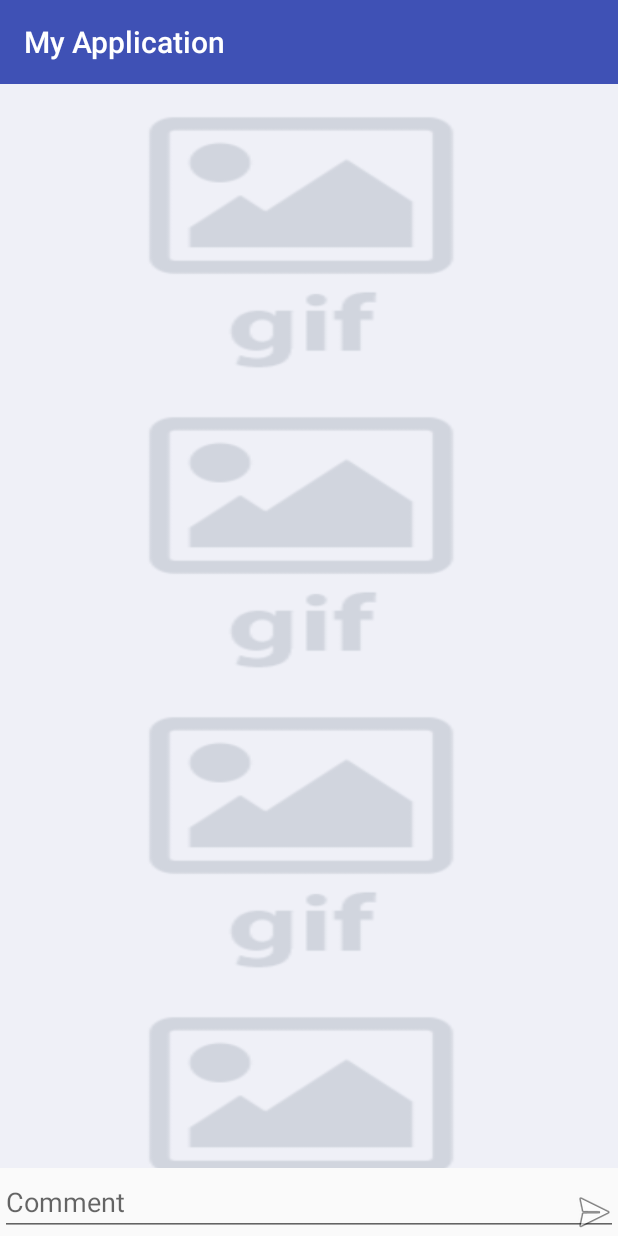
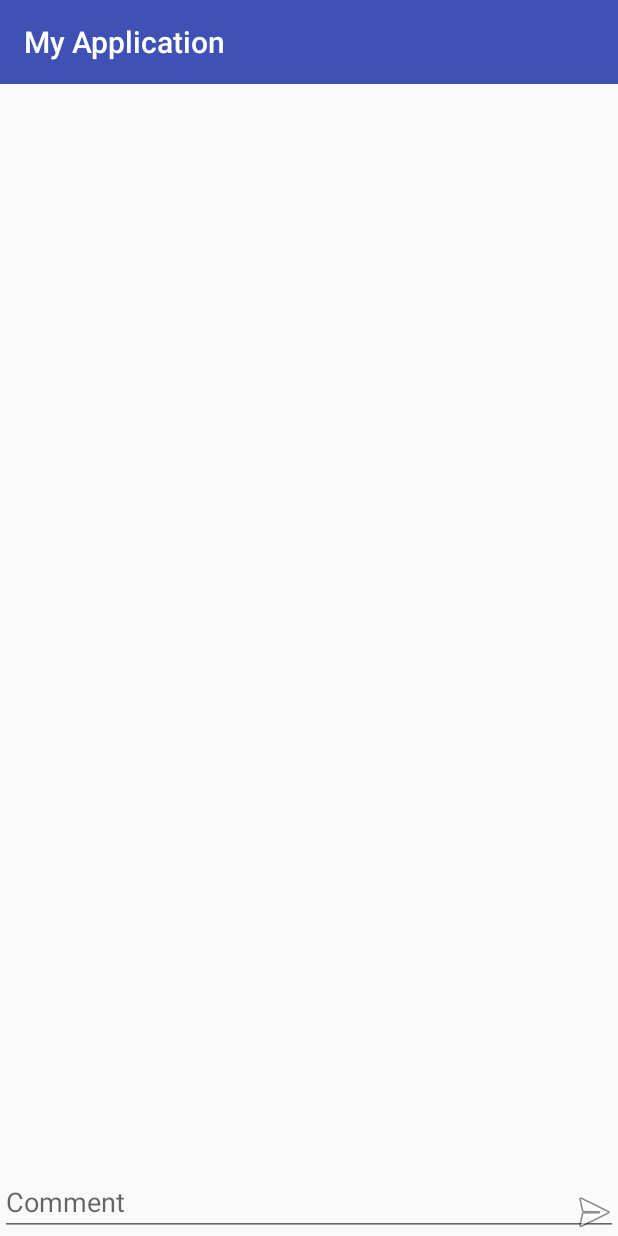
Before and after one commit to isaaclzq/gif, an Android app: the screen it shows after launch (MainActivity), on a phone screen of 412 x 824 dp. Run offline under Robolectric (Android 15) with nearby library versions, the phone set to English and light mode, and no system bars; our stand-ins replace ButterKnife.

Commit message:
update keyboard

```diff
--- a/app/src/main/java/com/example/pixdev32/myapplication/MainActivity.java
+++ b/app/src/main/java/com/example/pixdev32/myapplication/MainActivity.java
@@ -5,6 +5,7 @@ import android.support.v7.app.AppCompatActivity;
 import android.os.Bundle;
 import android.support.v7.widget.LinearLayoutManager;
 import android.support.v7.widget.RecyclerView;
+import android.view.View;
 import android.widget.EditText;
 import android.widget.ImageButton;
 
@@ -18,28 +19,7 @@ import butterknife.BindView;
 import butterknife.ButterKnife;
 import butterknife.Unbinder;
 
-public class MainActivity extends AppCompatActivity {
-
-//    @BindView(R.id.img_gif1)
-//    ImageView mGif1;
-//
-//    @BindView(R.id.img_gif2)
-//    ImageView mGif2;
-//
-//    @BindView(R.id.img_gif3)
-//    ImageView mGif3;
-//
-//    @BindView(R.id.img_gif4)
-//    ImageView mGif4;
-//
-//    @BindView(R.id.img_gif5)
-//    ImageView mGif5;
-//
-//    @BindView(R.id.img_gif6)
-//    ImageView mGif6;
-
-//    @BindView(R.id.img_gif7)
-//    GifImageViewBase mGif7;
+public class MainActivity extends AppCompatActivity implements View.OnClickListener{
 
     @BindView(R.id.gif_recycler)
     RecyclerView mRecycler;
@@ -52,6 +32,7 @@ public class MainActivity extends AppCompatActivity {
 
     private Unbinder mUnbinder;
     private List gifList;
+    private RecyclerView.Adapter adapter;
 
     @Override
     protected void onCreate(Bundle savedInstanceState) {
@@ -60,15 +41,11 @@ public class MainActivity extends AppCompatActivity {
         setContentView(R.layout.activity_main);
         mUnbinder = ButterKnife.bind(this);
 
+        adapter = getAdapterV2();
+        mRecycler.setAdapter(adapter);
+        mRecycler.setLayoutManager(new LinearLayoutManager(this, LinearLayoutManager.VERTICAL, false));
 
-
-//        mRecycler.setAdapter(getAdapterForNetworkGif());
-        mRecycler.setAdapter(getAdapterV2());
-        mRecycler.setLayoutManager(new LinearLayoutManager(this, LinearLayoutManager.VERTICAL, false));
-//        initViewWithGifDecoder();
-
-//        initViewWithCustomView();
-//        initViewWithGlide();
+        post.setOnClickListener(this);
     }
 
     private GifAdapter getAdapterForLocalGif() {
@@ -126,31 +103,27 @@ public class MainActivity extends AppCompatActivity {
     private GifAdapterV2 getAdapterV2() {
         Resources res = getResources();
         String[] urls = res.getStringArray(R.array.urls);
-        gifList = Arrays.asList(urls);
+        gifList = new ArrayList();
 
         return new GifAdapterV2(this, gifList);
     }
-
-//    private void initViewWithCustomView() {
-//        setContentView(R.layout.activity_main);
-//    }
-
-//    private void initViewWithGlide() {
-//        setContentView(R.layout.activity_gif);
-//
-//        mUnbinder = ButterKnife.bind(this);
-//
-//        Glide.with(this).load(R.drawable.clap).into(mGif1);
-//        Glide.with(this).load(R.drawable.shop).into(mGif2);
-//        Glide.with(this).load(R.drawable.tiger).into(mGif3);
-//        Glide.with(this).load(R.drawable.clap).into(mGif4);
-//        Glide.with(this).load(R.drawable.shop).into(mGif5);
-//        Glide.with(this).load(R.drawable.tiger).into(mGif6);
-//    }
 
     @Override
     protected void onDestroy() {
         mUnbinder.unbind();
         super.onDestroy();
     }
+
+    @Override
+    public void onClick(View v) {
+        String content = editText.getText().toString();
+        if (content == null || content.equals("")) {
+            return;
+        }
+
+        gifList.add(content);
+        adapter.notifyItemInserted(gifList.size()-1);
+
+        editText.setText("");
+    }
 }
--- a/app/src/main/res/values/strings.xml
+++ b/app/src/main/res/values/strings.xml
@@ -7,146 +7,146 @@
         <item>https://media.giphy.com/media/k2RYhEjB9THm8/giphy.gif</item>
         <item>https://media.giphy.com/media/S0SRH7in45I4w/giphy.gif</item>
 
-        <item>https://media.giphy.com/media/DQ7UyAWFlHNVm/giphy.gif</item>
-        <item>https://media.giphy.com/media/mlG1xkRbsubK/giphy.gif</item>
-        <item>https://media.giphy.com/media/oLWXdNKNlMdS8/giphy.gif</item>
-        <item>https://media.giphy.com/media/FsW0PLcddc0pUZWsjO/giphy.gif</item>
-        <item>https://media.giphy.com/media/6nuiJjOOQBBn2/giphy.gif</item>
+        <!--<item>https://media.giphy.com/media/DQ7UyAWFlHNVm/giphy.gif</item>-->
+        <!--<item>https://media.giphy.com/media/mlG1xkRbsubK/giphy.gif</item>-->
+        <!--<item>https://media.giphy.com/media/oLWXdNKNlMdS8/giphy.gif</item>-->
+        <!--<item>https://media.giphy.com/media/FsW0PLcddc0pUZWsjO/giphy.gif</item>-->
+        <!--<item>https://media.giphy.com/media/6nuiJjOOQBBn2/giphy.gif</item>-->
 
-        <item>https://media.giphy.com/media/g0yIdv98lVqsyNAqn7/giphy.gif</item>
-        <item>https://media.giphy.com/media/51Uiuy5QBZNkoF3b2Z/giphy.gif</item>
-        <item>https://media.giphy.com/media/3j9GJRoshVyidxgu2I/giphy.gif</item>
-        <item>https://media.giphy.com/media/R1l615trkp1cY/giphy.gif</item>
-        <item>https://media.giphy.com/media/l49JFxeMocd9UvqF2/giphy.gif</item>
+        <!--<item>https://media.giphy.com/media/g0yIdv98lVqsyNAqn7/giphy.gif</item>-->
+        <!--<item>https://media.giphy.com/media/51Uiuy5QBZNkoF3b2Z/giphy.gif</item>-->
+        <!--<item>https://media.giphy.com/media/3j9GJRoshVyidxgu2I/giphy.gif</item>-->
+        <!--<item>https://media.giphy.com/media/R1l615trkp1cY/giphy.gif</item>-->
+        <!--<item>https://media.giphy.com/media/l49JFxeMocd9UvqF2/giphy.gif</item>-->
 
-        <item>https://media.giphy.com/media/jJ56cJ4ZU1fTq/giphy.gif</item>
-        <item>https://media.giphy.com/media/YXiKyPpVq6fsLfXfl5/giphy.gif</item>
-        <item>https://media.giphy.com/media/X74MnD9SoBLhQ7r94s/giphy.gif</item>
-        <item>https://media.giphy.com/media/1kkxWqT5nvLXupUTwK/giphy.gif</item>
-        <item>https://media.giphy.com/media/lcySndwSDLxC4eOU86/giphy.gif</item>
+        <!--<item>https://media.giphy.com/media/jJ56cJ4ZU1fTq/giphy.gif</item>-->
+        <!--<item>https://media.giphy.com/media/YXiKyPpVq6fsLfXfl5/giphy.gif</item>-->
+        <!--<item>https://media.giphy.com/media/X74MnD9SoBLhQ7r94s/giphy.gif</item>-->
+        <!--<item>https://media.giphy.com/media/1kkxWqT5nvLXupUTwK/giphy.gif</item>-->
+        <!--<item>https://media.giphy.com/media/lcySndwSDLxC4eOU86/giphy.gif</item>-->
 
-        <item>https://media.giphy.com/media/l49JUTOrDOxaXA9KE/giphy.gif</item>
-        <item>https://media.giphy.com/media/JfDNFU1qOZna/giphy.gif</item>
-        <item>https://media.giphy.com/media/5T8tEJtCgvDuo/giphy.gif</item>
-        <item>https://media.giphy.com/media/RddAJiGxTPQFa/giphy.gif</item>
-        <item>https://media.giphy.com/media/1BCIlYHwJ3hu0/giphy.gif</item>
+        <!--<item>https://media.giphy.com/media/l49JUTOrDOxaXA9KE/giphy.gif</item>-->
+        <!--<item>https://media.giphy.com/media/JfDNFU1qOZna/giphy.gif</item>-->
+        <!--<item>https://media.giphy.com/media/5T8tEJtCgvDuo/giphy.gif</item>-->
+        <!--<item>https://media.giphy.com/media/RddAJiGxTPQFa/giphy.gif</item>-->
+        <!--<item>https://media.giphy.com/media/1BCIlYHwJ3hu0/giphy.gif</item>-->
 
-        <item>https://media.giphy.com/media/bz7Lkscqm6mrK/giphy.gif</item>
-        <item>https://media.giphy.com/media/5PSPV1ucLX31u/giphy.gif</item>
-        <item>https://media.giphy.com/media/VOPK1BqsMEJRS/giphy.gif</item>
-        <item>https://media.giphy.com/media/o0vwzuFwCGAFO/giphy.gif</item>
-        <item>https://media.giphy.com/media/uSYQsJQWEv6O4/giphy.gif</item>
+        <!--<item>https://media.giphy.com/media/bz7Lkscqm6mrK/giphy.gif</item>-->
+        <!--<item>https://media.giphy.com/media/5PSPV1ucLX31u/giphy.gif</item>-->
+        <!--<item>https://media.giphy.com/media/VOPK1BqsMEJRS/giphy.gif</item>-->
+        <!--<item>https://media.giphy.com/media/o0vwzuFwCGAFO/giphy.gif</item>-->
+        <!--<item>https://media.giphy.com/media/uSYQsJQWEv6O4/giphy.gif</item>-->
 
-        <!--Duplicates start here-->
+        <!--&lt;!&ndash;Duplicates start here&ndash;&gt;-->
 
-        <item>https://media.giphy.com/media/CyRC2jhUo6nDy/giphy.gif</item>
-        <item>https://media.giphy.com/media/3o6ZtiqckeZGMHITQY/giphy.gif</item>
-        <item>https://media.giphy.com/media/OsOP6zRwxrnji/giphy.gif</item>
-        <item>https://media.giphy.com/media/k2RYhEjB9THm8/giphy.gif</item>
-        <item>https://media.giphy.com/media/S0SRH7in45I4w/giphy.gif</item>
+        <!--<item>https://media.giphy.com/media/CyRC2jhUo6nDy/giphy.gif</item>-->
+        <!--<item>https://media.giphy.com/media/3o6ZtiqckeZGMHITQY/giphy.gif</item>-->
+        <!--<item>https://media.giphy.com/media/OsOP6zRwxrnji/giphy.gif</item>-->
+        <!--<item>https://media.giphy.com/media/k2RYhEjB9THm8/giphy.gif</item>-->
+        <!--<item>https://media.giphy.com/media/S0SRH7in45I4w/giphy.gif</item>-->
 
-        <item>https://media.giphy.com/media/DQ7UyAWFlHNVm/giphy.gif</item>
-        <item>https://media.giphy.com/media/mlG1xkRbsubK/giphy.gif</item>
-        <item>https://media.giphy.com/media/oLWXdNKNlMdS8/giphy.gif</item>
-        <item>https://media.giphy.com/media/FsW0PLcddc0pUZWsjO/giphy.gif</item>
-        <item>https://media.giphy.com/media/6nuiJjOOQBBn2/giphy.gif</item>
+        <!--<item>https://media.giphy.com/media/DQ7UyAWFlHNVm/giphy.gif</item>-->
+        <!--<item>https://media.giphy.com/media/mlG1xkRbsubK/giphy.gif</item>-->
+        <!--<item>https://media.giphy.com/media/oLWXdNKNlMdS8/giphy.gif</item>-->
+        <!--<item>https://media.giphy.com/media/FsW0PLcddc0pUZWsjO/giphy.gif</item>-->
+        <!--<item>https://media.giphy.com/media/6nuiJjOOQBBn2/giphy.gif</item>-->
 
-        <item>https://media.giphy.com/media/g0yIdv98lVqsyNAqn7/giphy.gif</item>
-        <item>https://media.giphy.com/media/51Uiuy5QBZNkoF3b2Z/giphy.gif</item>
-        <item>https://media.giphy.com/media/3j9GJRoshVyidxgu2I/giphy.gif</item>
-        <item>https://media.giphy.com/media/R1l615trkp1cY/giphy.gif</item>
-        <item>https://media.giphy.com/media/l49JFxeMocd9UvqF2/giphy.gif</item>
+        <!--<item>https://media.giphy.com/media/g0yIdv98lVqsyNAqn7/giphy.gif</item>-->
+        <!--<item>https://media.giphy.com/media/51Uiuy5QBZNkoF3b2Z/giphy.gif</item>-->
+        <!--<item>https://media.giphy.com/media/3j9GJRoshVyidxgu2I/giphy.gif</item>-->
+        <!--<item>https://media.giphy.com/media/R1l615trkp1cY/giphy.gif</item>-->
+        <!--<item>https://media.giphy.com/media/l49JFxeMocd9UvqF2/giphy.gif</item>-->
 
-        <item>https://media.giphy.com/media/jJ56cJ4ZU1fTq/giphy.gif</item>
-        <item>https://media.giphy.com/media/YXiKyPpVq6fsLfXfl5/giphy.gif</item>
-        <item>https://media.giphy.com/media/X74MnD9SoBLhQ7r94s/giphy.gif</item>
-        <item>https://media.giphy.com/media/1kkxWqT5nvLXupUTwK/giphy.gif</item>
-        <item>https://media.giphy.com/media/lcySndwSDLxC4eOU86/giphy.gif</item>
+        <!--<item>https://media.giphy.com/media/jJ56cJ4ZU1fTq/giphy.gif</item>-->
+        <!--<item>https://media.giphy.com/media/YXiKyPpVq6fsLfXfl5/giphy.gif</item>-->
+        <!--<item>https://media.giphy.com/media/X74MnD9SoBLhQ7r94s/giphy.gif</item>-->
+        <!--<item>https://media.giphy.com/media/1kkxWqT5nvLXupUTwK/giphy.gif</item>-->
+        <!--<item>https://media.giphy.com/media/lcySndwSDLxC4eOU86/giphy.gif</item>-->
 
-        <item>https://media.giphy.com/media/l49JUTOrDOxaXA9KE/giphy.gif</item>
-        <item>https://media.giphy.com/media/JfDNFU1qOZna/giphy.gif</item>
-        <item>https://media.giphy.com/media/5T8tEJtCgvDuo/giphy.gif</item>
-        <item>https://media.giphy.com/media/RddAJiGxTPQFa/giphy.gif</item>
-        <item>https://media.giphy.com/media/1BCIlYHwJ3hu0/giphy.gif</item>
+        <!--<item>https://media.giphy.com/media/l49JUTOrDOxaXA9KE/giphy.gif</item>-->
+        <!--<item>https://media.giphy.com/media/JfDNFU1qOZna/giphy.gif</item>-->
+        <!--<item>https://media.giphy.com/media/5T8tEJtCgvDuo/giphy.gif</item>-->
+        <!--<item>https://media.giphy.com/media/RddAJiGxTPQFa/giphy.gif</item>-->
+        <!--<item>https://media.giphy.com/media/1BCIlYHwJ3hu0/giphy.gif</item>-->
 
-        <item>https://media.giphy.com/media/bz7Lkscqm6mrK/giphy.gif</item>
-        <item>https://media.giphy.com/media/5PSPV1ucLX31u/giphy.gif</item>
-        <item>https://media.giphy.com/media/VOPK1BqsMEJRS/giphy.gif</item>
-        <item>https://media.giphy.com/media/o0vwzuFwCGAFO/giphy.gif</item>
-        <item>https://media.giphy.com/media/uSYQsJQWEv6O4/giphy.gif</item>
+        <!--<item>https://media.giphy.com/media/bz7Lkscqm6mrK/giphy.gif</item>-->
+        <!--<item>https://media.giphy.com/media/5PSPV1ucLX31u/giphy.gif</item>-->
+        <!--<item>https://media.giphy.com/media/VOPK1BqsMEJRS/giphy.gif</item>-->
+        <!--<item>https://media.giphy.com/media/o0vwzuFwCGAFO/giphy.gif</item>-->
+        <!--<item>https://media.giphy.com/media/uSYQsJQWEv6O4/giphy.gif</item>-->
 
 
-        <item>https://media.giphy.com/media/CyRC2jhUo6nDy/giphy.gif</item>
-        <item>https://media.giphy.com/media/3o6ZtiqckeZGMHITQY/giphy.gif</item>
-        <item>https://media.giphy.com/media/OsOP6zRwxrnji/giphy.gif</item>
-        <item>https://media.giphy.com/media/k2RYhEjB9THm8/giphy.gif</item>
-        <item>https://media.giphy.com/media/S0SRH7in45I4w/giphy.gif</item>
+        <!--<item>https://media.giphy.com/media/CyRC2jhUo6nDy/giphy.gif</item>-->
+        <!--<item>https://media.giphy.com/media/3o6ZtiqckeZGMHITQY/giphy.gif</item>-->
+        <!--<item>https://media.giphy.com/media/OsOP6zRwxrnji/giphy.gif</item>-->
+        <!--<item>https://media.giphy.com/media/k2RYhEjB9THm8/giphy.gif</item>-->
+        <!--<item>https://media.giphy.com/media/S0SRH7in45I4w/giphy.gif</item>-->
 
-        <item>https://media.giphy.com/media/DQ7UyAWFlHNVm/giphy.gif</item>
-        <item>https://media.giphy.com/media/mlG1xkRbsubK/giphy.gif</item>
-        <item>https://media.giphy.com/media/oLWXdNKNlMdS8/giphy.gif</item>
-        <item>https://media.giphy.com/media/FsW0PLcddc0pUZWsjO/giphy.gif</item>
-        <item>https://media.giphy.com/media/6nuiJjOOQBBn2/giphy.gif</item>
+        <!--<item>https://media.giphy.com/media/DQ7UyAWFlHNVm/giphy.gif</item>-->
+        <!--<item>https://media.giphy.com/media/mlG1xkRbsubK/giphy.gif</item>-->
+        <!--<item>https://media.giphy.com/media/oLWXdNKNlMdS8/giphy.gif</item>-->
+        <!--<item>https://media.giphy.com/media/FsW0PLcddc0pUZWsjO/giphy.gif</item>-->
+        <!--<item>https://media.giphy.com/media/6nuiJjOOQBBn2/giphy.gif</item>-->
 
-        <item>https://media.giphy.com/media/g0yIdv98lVqsyNAqn7/giphy.gif</item>
-        <item>https://media.giphy.com/media/51Uiuy5QBZNkoF3b2Z/giphy.gif</item>
-        <item>https://media.giphy.com/media/3j9GJRoshVyidxgu2I/giphy.gif</item>
-        <item>https://media.giphy.com/media/R1l615trkp1cY/giphy.gif</item>
-        <item>https://media.giphy.com/media/l49JFxeMocd9UvqF2/giphy.gif</item>
+        <!--<item>https://media.giphy.com/media/g0yIdv98lVqsyNAqn7/giphy.gif</item>-->
+        <!--<item>https://media.giphy.com/media/51Uiuy5QBZNkoF3b2Z/giphy.gif</item>-->
+        <!--<item>https://media.giphy.com/media/3j9GJRoshVyidxgu2I/giphy.gif</item>-->
+        <!--<item>https://media.giphy.com/media/R1l615trkp1cY/giphy.gif</item>-->
+        <!--<item>https://media.giphy.com/media/l49JFxeMocd9UvqF2/giphy.gif</item>-->
 
-        <item>https://media.giphy.com/media/jJ56cJ4ZU1fTq/giphy.gif</item>
-        <item>https://media.giphy.com/media/YXiKyPpVq6fsLfXfl5/giphy.gif</item>
-        <item>https://media.giphy.com/media/X74MnD9SoBLhQ7r94s/giphy.gif</item>
-        <item>https://media.giphy.com/media/1kkxWqT5nvLXupUTwK/giphy.gif</item>
-        <item>https://media.giphy.com/media/lcySndwSDLxC4eOU86/giphy.gif</item>
+        <!--<item>https://media.giphy.com/media/jJ56cJ4ZU1fTq/giphy.gif</item>-->
+        <!--<item>https://media.giphy.com/media/YXiKyPpVq6fsLfXfl5/giphy.gif</item>-->
+        <!--<item>https://media.giphy.com/media/X74MnD9SoBLhQ7r94s/giphy.gif</item>-->
+        <!--<item>https://media.giphy.com/media/1kkxWqT5nvLXupUTwK/giphy.gif</item>-->
+        <!--<item>https://media.giphy.com/media/lcySndwSDLxC4eOU86/giphy.gif</item>-->
 
-        <item>https://media.giphy.com/media/l49JUTOrDOxaXA9KE/giphy.gif</item>
-        <item>https://media.giphy.com/media/JfDNFU1qOZna/giphy.gif</item>
-        <item>https://media.giphy.com/media/5T8tEJtCgvDuo/giphy.gif</item>
-        <item>https://media.giphy.com/media/RddAJiGxTPQFa/giphy.gif</item>
-        <item>https://media.giphy.com/media/1BCIlYHwJ3hu0/giphy.gif</item>
+        <!--<item>https://media.giphy.com/media/l49JUTOrDOxaXA9KE/giphy.gif</item>-->
+        <!--<item>https://media.giphy.com/media/JfDNFU1qOZna/giphy.gif</item>-->
+        <!--<item>https://media.giphy.com/media/5T8tEJtCgvDuo/giphy.gif</item>-->
+        <!--<item>https://media.giphy.com/media/RddAJiGxTPQFa/giphy.gif</item>-->
+        <!--<item>https://media.giphy.com/media/1BCIlYHwJ3hu0/giphy.gif</item>-->
 
-        <item>https://media.giphy.com/media/bz7Lkscqm6mrK/giphy.gif</item>
-        <item>https://media.giphy.com/media/5PSPV1ucLX31u/giphy.gif</item>
-        <item>https://media.giphy.com/media/VOPK1BqsMEJRS/giphy.gif</item>
-        <item>https://media.giphy.com/media/o0vwzuFwCGAFO/giphy.gif</item>
-        <item>https://media.giphy.com/media/uSYQsJQWEv6O4/giphy.gif</item>
+        <!--<item>https://media.giphy.com/media/bz7Lkscqm6mrK/giphy.gif</item>-->
+        <!--<item>https://media.giphy.com/media/5PSPV1ucLX31u/giphy.gif</item>-->
+        <!--<item>https://media.giphy.com/media/VOPK1BqsMEJRS/giphy.gif</item>-->
+        <!--<item>https://media.giphy.com/media/o0vwzuFwCGAFO/giphy.gif</item>-->
+        <!--<item>https://media.giphy.com/media/uSYQsJQWEv6O4/giphy.gif</item>-->
 
 
-        <item>https://media.giphy.com/media/CyRC2jhUo6nDy/giphy.gif</item>
-        <item>https://media.giphy.com/media/3o6ZtiqckeZGMHITQY/giphy.gif</item>
-        <item>https://media.giphy.com/media/OsOP6zRwxrnji/giphy.gif</item>
-        <item>https://media.giphy.com/media/k2RYhEjB9THm8/giphy.gif</item>
-        <item>https://media.giphy.com/media/S0SRH7in45I4w/giphy.gif</item>
+        <!--<item>https://media.giphy.com/media/CyRC2jhUo6nDy/giphy.gif</item>-->
+        <!--<item>https://media.giphy.com/media/3o6ZtiqckeZGMHITQY/giphy.gif</item>-->
+        <!--<item>https://media.giphy.com/media/OsOP6zRwxrnji/giphy.gif</item>-->
+        <!--<item>https://media.giphy.com/media/k2RYhEjB9THm8/giphy.gif</item>-->
+        <!--<item>https://media.giphy.com/media/S0SRH7in45I4w/giphy.gif</item>-->
 
-        <item>https://media.giphy.com/media/DQ7UyAWFlHNVm/giphy.gif</item>
-        <item>https://media.giphy.com/media/mlG1xkRbsubK/giphy.gif</item>
-        <item>https://media.giphy.com/media/oLWXdNKNlMdS8/giphy.gif</item>
-        <item>https://media.giphy.com/media/FsW0PLcddc0pUZWsjO/giphy.gif</item>
-        <item>https://media.giphy.com/media/6nuiJjOOQBBn2/giphy.gif</item>
+        <!--<item>https://media.giphy.com/media/DQ7UyAWFlHNVm/giphy.gif</item>-->
+        <!--<item>https://media.giphy.com/media/mlG1xkRbsubK/giphy.gif</item>-->
+        <!--<item>https://media.giphy.com/media/oLWXdNKNlMdS8/giphy.gif</item>-->
+        <!--<item>https://media.giphy.com/media/FsW0PLcddc0pUZWsjO/giphy.gif</item>-->
+        <!--<item>https://media.giphy.com/media/6nuiJjOOQBBn2/giphy.gif</item>-->
 
-        <item>https://media.giphy.com/media/g0yIdv98lVqsyNAqn7/giphy.gif</item>
-        <item>https://media.giphy.com/media/51Uiuy5QBZNkoF3b2Z/giphy.gif</item>
-        <item>https://media.giphy.com/media/3j9GJRoshVyidxgu2I/giphy.gif</item>
-        <item>https://media.giphy.com/media/R1l615trkp1cY/giphy.gif</item>
-        <item>https://media.giphy.com/media/l49JFxeMocd9UvqF2/giphy.gif</item>
+        <!--<item>https://media.giphy.com/media/g0yIdv98lVqsyNAqn7/giphy.gif</item>-->
+        <!--<item>https://media.giphy.com/media/51Uiuy5QBZNkoF3b2Z/giphy.gif</item>-->
+        <!--<item>https://media.giphy.com/media/3j9GJRoshVyidxgu2I/giphy.gif</item>-->
+        <!--<item>https://media.giphy.com/media/R1l615trkp1cY/giphy.gif</item>-->
+        <!--<item>https://media.giphy.com/media/l49JFxeMocd9UvqF2/giphy.gif</item>-->
 
-        <item>https://media.giphy.com/media/jJ56cJ4ZU1fTq/giphy.gif</item>
-        <item>https://media.giphy.com/media/YXiKyPpVq6fsLfXfl5/giphy.gif</item>
-        <item>https://media.giphy.com/media/X74MnD9SoBLhQ7r94s/giphy.gif</item>
-        <item>https://media.giphy.com/media/1kkxWqT5nvLXupUTwK/giphy.gif</item>
-        <item>https://media.giphy.com/media/lcySndwSDLxC4eOU86/giphy.gif</item>
+        <!--<item>https://media.giphy.com/media/jJ56cJ4ZU1fTq/giphy.gif</item>-->
+        <!--<item>https://media.giphy.com/media/YXiKyPpVq6fsLfXfl5/giphy.gif</item>-->
+        <!--<item>https://media.giphy.com/media/X74MnD9SoBLhQ7r94s/giphy.gif</item>-->
+        <!--<item>https://media.giphy.com/media/1kkxWqT5nvLXupUTwK/giphy.gif</item>-->
+        <!--<item>https://media.giphy.com/media/lcySndwSDLxC4eOU86/giphy.gif</item>-->
 
-        <item>https://media.giphy.com/media/l49JUTOrDOxaXA9KE/giphy.gif</item>
-        <item>https://media.giphy.com/media/JfDNFU1qOZna/giphy.gif</item>
-        <item>https://media.giphy.com/media/5T8tEJtCgvDuo/giphy.gif</item>
-        <item>https://media.giphy.com/media/RddAJiGxTPQFa/giphy.gif</item>
-        <item>https://media.giphy.com/media/1BCIlYHwJ3hu0/giphy.gif</item>
+        <!--<item>https://media.giphy.com/media/l49JUTOrDOxaXA9KE/giphy.gif</item>-->
+        <!--<item>https://media.giphy.com/media/JfDNFU1qOZna/giphy.gif</item>-->
+        <!--<item>https://media.giphy.com/media/5T8tEJtCgvDuo/giphy.gif</item>-->
+        <!--<item>https://media.giphy.com/media/RddAJiGxTPQFa/giphy.gif</item>-->
+        <!--<item>https://media.giphy.com/media/1BCIlYHwJ3hu0/giphy.gif</item>-->
 
-        <item>https://media.giphy.com/media/bz7Lkscqm6mrK/giphy.gif</item>
-        <item>https://media.giphy.com/media/5PSPV1ucLX31u/giphy.gif</item>
-        <item>https://media.giphy.com/media/VOPK1BqsMEJRS/giphy.gif</item>
-        <item>https://media.giphy.com/media/o0vwzuFwCGAFO/giphy.gif</item>
-        <item>https://media.giphy.com/media/uSYQsJQWEv6O4/giphy.gif</item>
+        <!--<item>https://media.giphy.com/media/bz7Lkscqm6mrK/giphy.gif</item>-->
+        <!--<item>https://media.giphy.com/media/5PSPV1ucLX31u/giphy.gif</item>-->
+        <!--<item>https://media.giphy.com/media/VOPK1BqsMEJRS/giphy.gif</item>-->
+        <!--<item>https://media.giphy.com/media/o0vwzuFwCGAFO/giphy.gif</item>-->
+        <!--<item>https://media.giphy.com/media/uSYQsJQWEv6O4/giphy.gif</item>-->
     </string-array>
 </resources>
```
